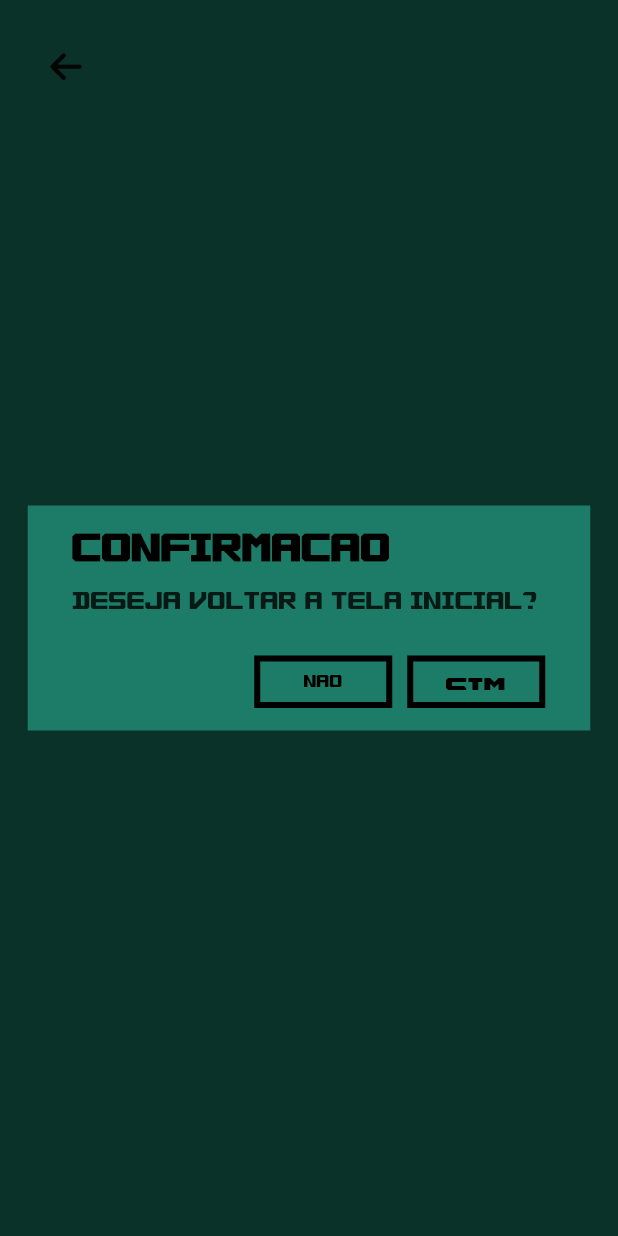
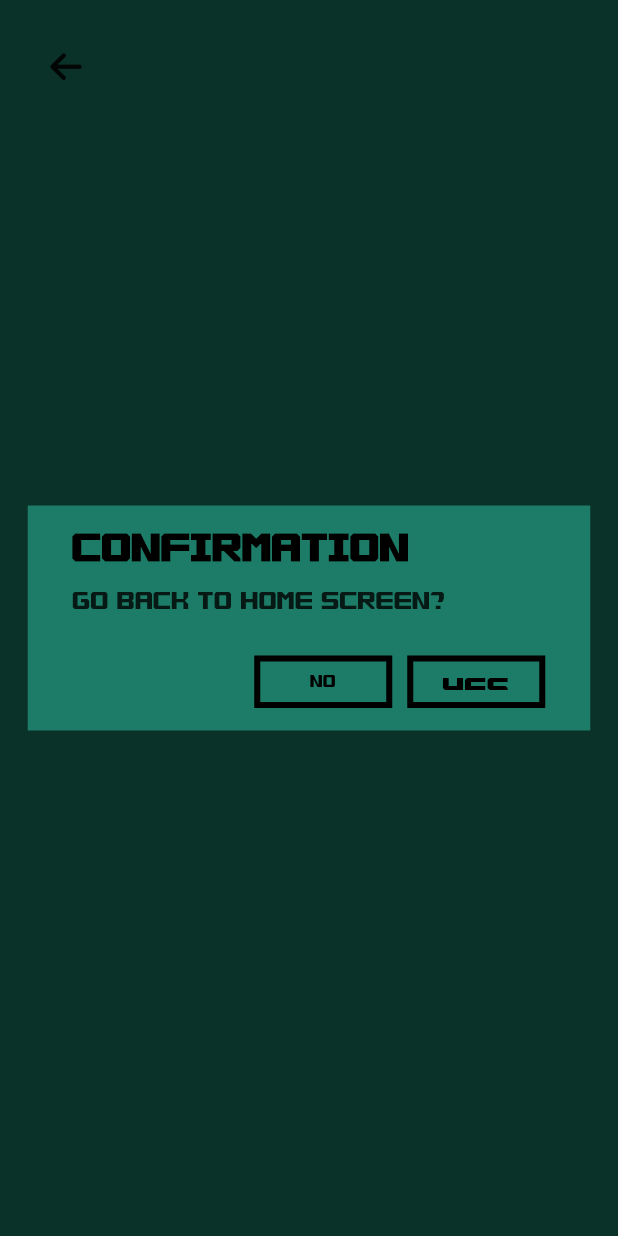
Before and after one commit to samueljml/minesweeper, a Flutter app: the Game screen opened by its route, after a tap on an icon or button, on a phone screen of 412 x 824 dp. Run offline on Flutter 3.47's test engine with Material 2 defaults, Android fonts, the phone set to English and light mode, and no system bars; our stand-ins replace font_awesome_flutter, get.

Commit message:
Add new string values

```diff
--- a/lib/app/core/utils/locale_string.dart
+++ b/lib/app/core/utils/locale_string.dart
@@ -3,7 +3,21 @@ import 'package:get/get.dart';
 class LocaleString extends Translations {
   @override
   Map<String, Map<String, String>> get keys => {
-        'en_US': {"title": "Minesweeper", "startGameButtonText": "Start"},
-        'pt_BR': {"title": "Campo minado", "startGameButtonText": "Iniciar"},
+        'en_US': {
+          "title": "Minesweeper",
+          "startGameButtonText": "Start",
+          "confirmation": "Confirmation",
+          "backToHomeScreen": "Go back to home screen?",
+          "no": "No",
+          "yes": "Yes"
+        },
+        'pt_BR': {
+          "title": "Campo minado",
+          "startGameButtonText": "Iniciar",
+          "confirmation": "Confirmacao",
+          "backToHomeScreen": "Deseja voltar a tela inicial?",
+          "no": "Nao",
+          "yes": "Sim"
+        },
       };
 }
--- a/lib/app/modules/game/page.dart
+++ b/lib/app/modules/game/page.dart
@@ -26,7 +26,7 @@ class Game extends StatelessWidget {
                           Row(
                             children: [
                               Text(
-                                "Confirmacao",
+                                "confirmation".tr,
                                 style: fieldsTextStyle,
                               ),
                             ],
@@ -35,7 +35,10 @@ class Game extends StatelessWidget {
                           Row(
                             children: [
                               Text(
-                                "Deseja voltar a tela inicial?",
+                                "backToHomeScreen".tr,
+                                maxLines: 2,
+                                softWrap: true,
+                                overflow: TextOverflow.ellipsis,
                                 style: Theme.of(context).textTheme.bodyText2,
                               ),
                             ],
@@ -56,7 +59,7 @@ class Game extends StatelessWidget {
                               },
                               child: FittedBox(
                                 fit: BoxFit.fill,
-                                child: Text("nao",
+                                child: Text("no".tr,
                                     style:
                                         Theme.of(context).textTheme.headline6),
                               ),
@@ -75,7 +78,7 @@ class Game extends StatelessWidget {
                                 onPressed: () {
                                   Get.toNamed("/home");
                                 },
-                                child: Text("sim",
+                                child: Text("yes".tr,
                                     style:
                                         Theme.of(context).textTheme.headline6),
                               )),
```
